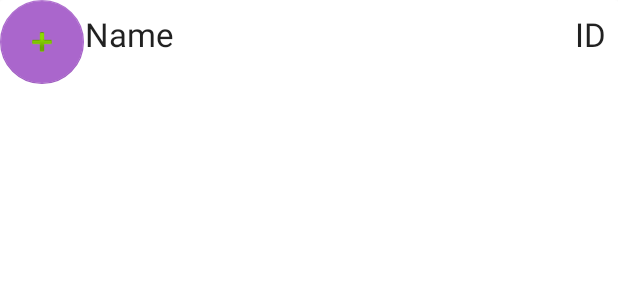
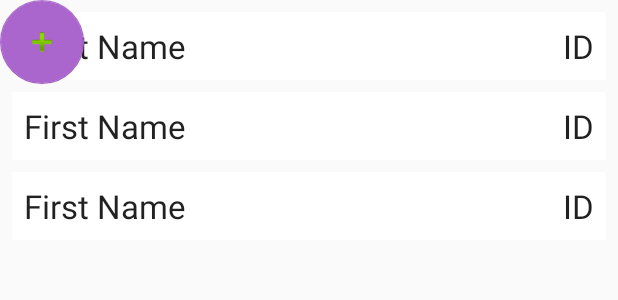
Before and after one commit to Fayte92/WinRate, an Android app: the layout fragment_contacts.xml on its own in the app's theme, with its tools: preview values and no code run, on a phone screen of 412 x 824 dp. Shown: the top 300 px of the screen. Run offline under Robolectric (Android 15) with nearby library versions, the phone set to English and light mode, and no system bars.

Commit message:
Fixed bug with contact book display

```diff
--- a/WinRate/app/src/main/java/com/ucsc/winrate/ui/inputForm/GameLogTableFragment.java
+++ b/WinRate/app/src/main/java/com/ucsc/winrate/ui/inputForm/GameLogTableFragment.java
@@ -53,7 +53,6 @@ public class GameLogTableFragment extends Fragment {
             @Override
             public void onChanged(List<GameLogEntry> gameLogEntries) {
                 adapter.setGameLogEntries(gameLogEntries);
-                //Toast.makeText(getActivity(), "onChanged called", Toast.LENGTH_SHORT).show();
             }
         });
 
--- a/WinRate/app/src/main/res/layout/deck_profile_table_item.xml
+++ b/WinRate/app/src/main/res/layout/deck_profile_table_item.xml
@@ -1,7 +1,10 @@
 <?xml version="1.0" encoding="utf-8"?>
 <androidx.cardview.widget.CardView xmlns:android="http://schemas.android.com/apk/res/android"
     android:layout_width="match_parent"
-    android:layout_height="match_parent">
+    android:layout_height="wrap_content"
+    android:layout_marginEnd="8dp"
+    android:layout_marginStart="8dp"
+    android:layout_marginTop="8dp">
 
     <RelativeLayout
         android:layout_width="wrap_content"
--- a/WinRate/app/src/main/res/layout/fragment_contacts.xml
+++ b/WinRate/app/src/main/res/layout/fragment_contacts.xml
@@ -4,6 +4,12 @@
     xmlns:tools="http://schemas.android.com/tools"
     android:layout_width="match_parent"
     android:layout_height="match_parent">
+
+    <androidx.recyclerview.widget.RecyclerView
+        android:id="@+id/recycler_view_opponent_profile_table"
+        android:layout_width="match_parent"
+        android:layout_height="match_parent"
+        tools:listitem="@layout/opponent_profile_table_item"/>
 
     <com.google.android.material.floatingactionbutton.FloatingActionButton
         android:id="@+id/contactsInputButton"
@@ -16,10 +22,6 @@
         app:layout_constraintEnd_toEndOf="parent"
         app:srcCompat="@android:drawable/ic_input_add" />
 
-    <androidx.recyclerview.widget.RecyclerView
-        android:id="@+id/recycler_view_opponent_profile_table"
-        android:layout_width="match_parent"
-        android:layout_height="match_parent"
-        tools:listitem="@layout/opponent_profile_table_item"/>
+
 
 </androidx.coordinatorlayout.widget.CoordinatorLayout>
--- a/WinRate/app/src/main/res/layout/opponent_profile_table_item.xml
+++ b/WinRate/app/src/main/res/layout/opponent_profile_table_item.xml
@@ -1,7 +1,10 @@
 <?xml version="1.0" encoding="utf-8"?>
 <androidx.cardview.widget.CardView xmlns:android="http://schemas.android.com/apk/res/android"
     android:layout_width="match_parent"
-    android:layout_height="match_parent">
+    android:layout_height="wrap_content"
+    android:layout_marginEnd="8dp"
+    android:layout_marginStart="8dp"
+    android:layout_marginTop="8dp">
 
     <RelativeLayout
         android:layout_width="wrap_content"
```
Also changed, not shown: WinRate/app/src/main/java/com/ucsc/winrate/OpponentProfileAdapter.java (+10 -6 lines).
